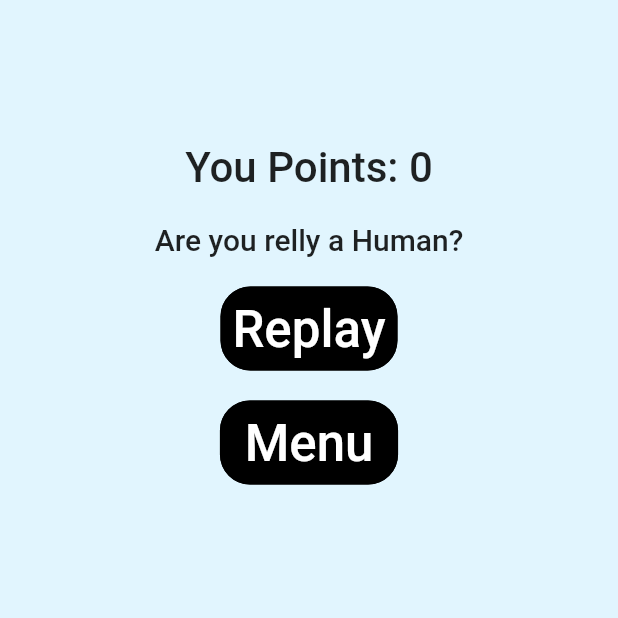
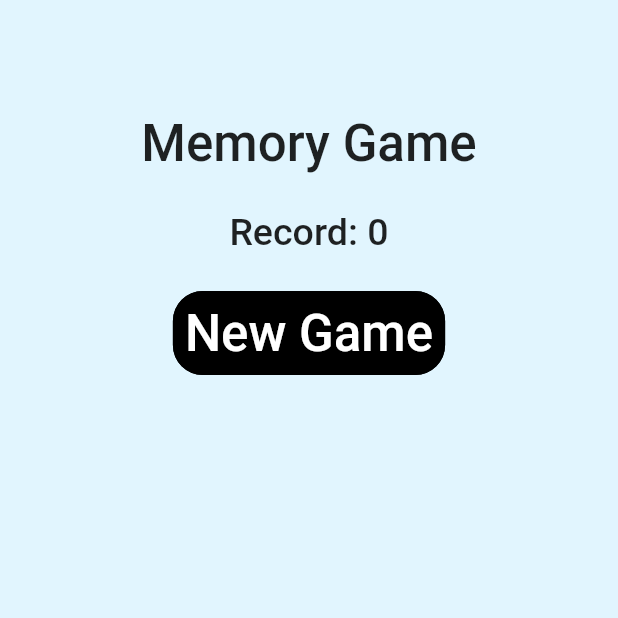
Before and after one commit to Althierfson/Memory_Game_Flutter, a Flutter app: the screen it shows after launch, on a phone screen of 412 x 824 dp, the top half of it. Run offline on Flutter 3.47's test engine with Material 2 defaults, Android fonts, the phone set to English and light mode, and no system bars; our stand-ins replace shared_preferences.

Commit message:
End Screen|Record|Fix

```diff
--- a/lib/data/data.dart
+++ b/lib/data/data.dart
@@ -1,7 +1,10 @@
 import 'package:memory_game/model/tile_model.dart';
+import 'package:shared_preferences/shared_preferences.dart';
 
+bool menu = true;
 int points = 0;
-int matches = 10;
+int record = 0;
+int matches = 0;
 bool selected = false;
 String selectedImageAssetPath = "";
 int selectedTileIndex = 123;
@@ -124,3 +127,19 @@ List<TileModel> getHideSide() {
 
   return pairs;
 }
+
+void saveRecord (int reco) async {
+  final saveData = await SharedPreferences.getInstance();
+
+  if(reco > record){
+    saveData.setInt("Record", record);
+  }
+}
+
+Future<int> loadRecord() async {
+  final saveData = await SharedPreferences.getInstance();
+
+  int record = saveData.getInt("Record") ?? 0;
+
+  return record;
+}
--- a/lib/main.dart
+++ b/lib/main.dart
@@ -35,21 +35,14 @@ class _HomePageState extends State<HomePage> {
     // TODO: implement initState
     super.initState();
 
-    pairs = getPairs();
-    pairs.shuffle();
-
-    visiblePairs = pairs;
-    selected = true;
-
-    Future.delayed(const Duration(seconds: 5), (){
-      setState(() {
-        visiblePairs = getHideSide();
-        selected = false;
-      });
-    });
+    readDatas();
   }
 
-  void ResetGame(){
+  void readDatas() async {
+    record = await loadRecord();
+  }
+
+  void resetGame(){
     print("Game Reseted");
 
     setState(() {
@@ -76,7 +69,44 @@ class _HomePageState extends State<HomePage> {
     return Scaffold(
       body: Container(
         padding: EdgeInsets.symmetric(vertical: 50, horizontal: 20),
-        child: Column(
+        child: menu == true ? Center(
+          child: Column(
+          children: [
+            SizedBox(height: 25),
+            Text("Memory Game",
+                style: TextStyle(
+                fontSize: 34, fontWeight: FontWeight.w500,
+              ),
+            ),
+            SizedBox(height: 25),
+            Text("Record: $record",
+                style: TextStyle(
+                fontSize: 25, fontWeight: FontWeight.w500,
+              ),
+            ),
+            SizedBox(height: 25),
+            TextButton(
+              style: ButtonStyle(
+                foregroundColor: MaterialStateProperty.all<Color>(Colors.white),
+                backgroundColor: MaterialStateProperty.all<Color>(Colors.black),
+                shape: MaterialStateProperty.all<RoundedRectangleBorder>(
+                  RoundedRectangleBorder(
+                    borderRadius: BorderRadius.circular(20.0),
+                    side:BorderSide(color: Colors.black),
+                  )
+                ),
+              ),
+              onPressed: (){
+                menu = false;
+                resetGame();
+              },
+              child: Text("New Game",
+                  style: TextStyle(
+                  fontSize: 34, fontWeight: FontWeight.w500,
+                ),
+              ))
+          ],
+        )) : Column(
           children: <Widget>[
             SizedBox(height: 25),
             matches != 10 ? Column(
@@ -106,17 +136,16 @@ class _HomePageState extends State<HomePage> {
                 mainAxisAlignment: MainAxisAlignment.center,
                 crossAxisAlignment: CrossAxisAlignment.center,
                 children: [
-                  Text( "You Points: $points",
+                  Text( "End Game",
                     style: TextStyle(
                       fontSize: 28, fontWeight: FontWeight.w500,
                     ),
                   ),
                   SizedBox(height: 20, ),
-                  Text( "Are you relly a Human?",
+                  Text( "You Points: $points",
                     style: TextStyle(
-                      fontSize: 20, fontWeight: FontWeight.w500,
+                      fontSize: 28, fontWeight: FontWeight.w500,
                     ),
-                    textAlign: TextAlign.center,
                   ),
                   SizedBox(height: 20, ),
                   TextButton(
@@ -131,7 +160,7 @@ class _HomePageState extends State<HomePage> {
                       ),
                     ),
                     onPressed: (){
-                      ResetGame();
+                      resetGame();
                     },
                     child: Text("Replay",
                         style: TextStyle(
@@ -150,7 +179,11 @@ class _HomePageState extends State<HomePage> {
                         )
                       ),
                     ),
-                    onPressed: (){},
+                    onPressed: (){
+                      setState(() {
+                        menu = true;
+                      });
+                    },
                     child: Text(" Menu ",
                         style: TextStyle(
                         fontSize: 34, fontWeight: FontWeight.w500,
@@ -191,9 +224,12 @@ class _TileState extends State<Tile> {
               selectedImageAssetPath = "";
               selected = true;
 
-              Future.delayed(const Duration(seconds: 3), (){
+              Future.delayed(const Duration(seconds: 1), (){
                 setState(() {
                   points = points + 100;
+                  if(matches == 9){
+                    saveRecord(points);
+                  }
                   matches = matches + 1;
                 });
                 selected = false;
@@ -206,7 +242,7 @@ class _TileState extends State<Tile> {
               selectedImageAssetPath = "";
               selected = true;
 
-              Future.delayed(const Duration(seconds: 2), () {
+              Future.delayed(const Duration(seconds: 1), () {
                 selected = false;
                 setState(() {
                   points = points - 50;
--- a/pubspec.yaml
+++ b/pubspec.yaml
@@ -23,6 +23,8 @@ environment:
 dependencies:
   flutter:
     sdk: flutter
+
+  shared_preferences: ^2.0.6
 
 
   # The following adds the Cupertino Icons font to your application.
```
Also changed, not shown: pubspec.lock.
